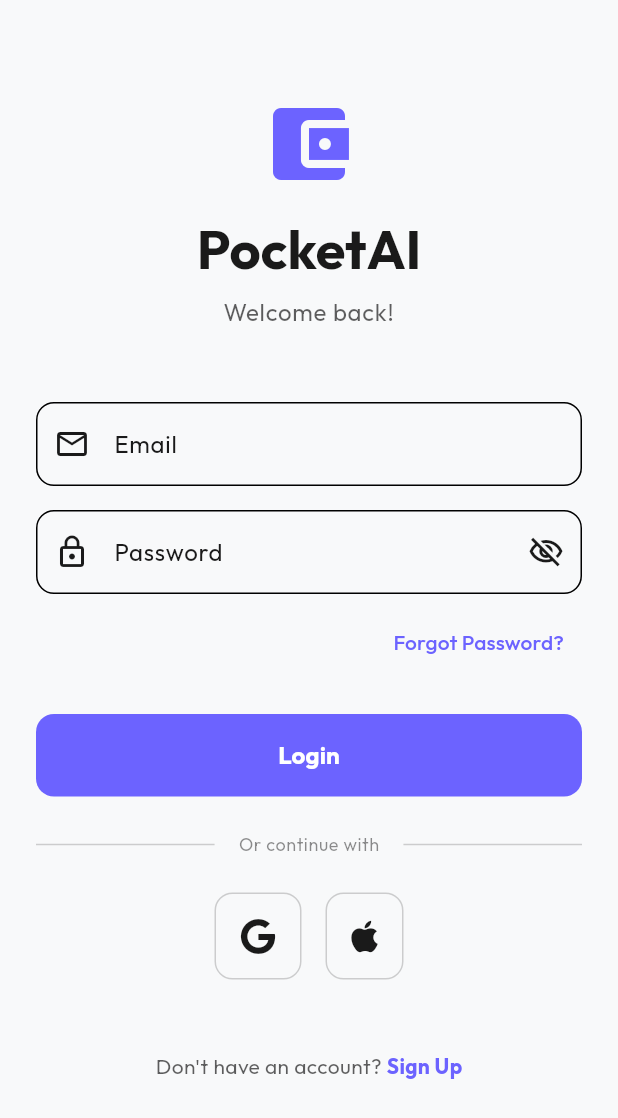
After one commit to BrahimBenzekri/pocketai, a Flutter app: the LoginScreen screen opened directly, on a phone screen of 412 x 824 dp. The commit adds this screen. Shown: the top 1118 px of the screen. Run offline on Flutter 3.47's test engine with Material 3 defaults, Android fonts, the phone set to English and light mode, and no system bars; our stand-ins replace dio, fl_chart, font_awesome_flutter, google_fonts, image_picker; missing offline and left inert: record.

Commit message:
Add login and sign up screens

```diff
--- a/lib/main.dart
+++ b/lib/main.dart
@@ -1,6 +1,6 @@
 import 'package:flutter/material.dart';
+import 'package:pocketai/screens/home_screen.dart';
 import 'package:pocketai/theme/app_theme.dart';
-import 'package:pocketai/widgets/main_navigator.dart';
 
 void main() {
   runApp(const MainApp());
@@ -15,7 +15,7 @@ class MainApp extends StatelessWidget {
       title: 'PocketAI',
       debugShowCheckedModeBanner: false,
       theme: AppTheme.lightTheme,
-      home: const MainNavigator(),
+      home: const HomeScreen(),
     );
   }
 }
--- /dev/null
+++ b/lib/screens/auth/login_screen.dart
@@ -0,0 +1,239 @@
+import 'package:flutter/material.dart';
+import 'package:font_awesome_flutter/font_awesome_flutter.dart';
+import 'package:pocketai/screens/auth/signup_screen.dart';
+import 'package:pocketai/widgets/main_navigator.dart';
+
+class LoginScreen extends StatefulWidget {
+  const LoginScreen({super.key});
+
+  @override
+  State<LoginScreen> createState() => _LoginScreenState();
+}
+
+class _LoginScreenState extends State<LoginScreen> {
+  final _emailController = TextEditingController();
+  final _passwordController = TextEditingController();
+  bool _isPasswordVisible = false;
+
+  @override
+  void dispose() {
+    _emailController.dispose();
+    _passwordController.dispose();
+    super.dispose();
+  }
+
+  void _login() {
+    // For presentation, just navigate to the main app
+    Navigator.pushReplacement(
+      context,
+      MaterialPageRoute(builder: (context) => const MainNavigator()),
+    );
+  }
+
+  @override
+  Widget build(BuildContext context) {
+    final theme = Theme.of(context);
+    return Scaffold(
+      body: SafeArea(
+        child: SingleChildScrollView(
+          padding: const EdgeInsets.all(24.0),
+          child: Column(
+            crossAxisAlignment: CrossAxisAlignment.stretch,
+            children: [
+              const SizedBox(height: 40),
+              // Logo and Title
+              Icon(
+                Icons.account_balance_wallet,
+                size: 64,
+                color: theme.primaryColor,
+              ),
+              const SizedBox(height: 16),
+              Text(
+                'PocketAI',
+                textAlign: TextAlign.center,
+                style: theme.textTheme.displaySmall?.copyWith(
+                  fontWeight: FontWeight.bold,
+                  color: theme.colorScheme.onSurface,
+                ),
+              ),
+              const SizedBox(height: 8),
+              Text(
+                'Welcome back!',
+                textAlign: TextAlign.center,
+                style: theme.textTheme.bodyLarge?.copyWith(
+                  color: theme.colorScheme.onSurface.withValues(alpha: 0.7),
+                ),
+              ),
+              const SizedBox(height: 48),
+
+              // Email Field
+              TextFormField(
+                controller: _emailController,
+                decoration: InputDecoration(
+                  labelText: 'Email',
+                  prefixIcon: const Icon(Icons.email_outlined),
+                  border: OutlineInputBorder(
+                    borderRadius: BorderRadius.circular(12),
+                  ),
+                ),
+              ),
+              const SizedBox(height: 16),
+
+              // Password Field
+              TextFormField(
+                controller: _passwordController,
+                obscureText: !_isPasswordVisible,
+                decoration: InputDecoration(
+                  labelText: 'Password',
+                  prefixIcon: const Icon(Icons.lock_outline),
+                  suffixIcon: IconButton(
+                    icon: Icon(
+                      _isPasswordVisible
+                          ? Icons.visibility_outlined
+                          : Icons.visibility_off_outlined,
+                    ),
+                    onPressed: () {
+                      setState(() {
+                        _isPasswordVisible = !_isPasswordVisible;
+                      });
+                    },
+                  ),
+                  border: OutlineInputBorder(
+                    borderRadius: BorderRadius.circular(12),
+                  ),
+                ),
+              ),
+              const SizedBox(height: 8),
+
+              // Forgot Password
+              Align(
+                alignment: Alignment.centerRight,
+                child: TextButton(
+                  onPressed: () {},
+                  child: const Text('Forgot Password?'),
+                ),
+              ),
+              const SizedBox(height: 24),
+
+              // Login Button
+              FilledButton(
+                onPressed: _login,
+                style: FilledButton.styleFrom(
+                  padding: const EdgeInsets.symmetric(vertical: 16),
+                  shape: RoundedRectangleBorder(
+                    borderRadius: BorderRadius.circular(12),
+                  ),
+                ),
+                child: const Text(
+                  'Login',
+                  style: TextStyle(fontSize: 16, fontWeight: FontWeight.bold),
+                ),
+              ),
+              const SizedBox(height: 24),
+
+              // Social Login
+              Row(
+                children: [
+                  Expanded(
+                    child: Divider(
+                      color: theme.colorScheme.onSurface.withValues(alpha: 0.2),
+                    ),
+                  ),
+                  Padding(
+                    padding: const EdgeInsets.symmetric(horizontal: 16),
+                    child: Text(
+                      'Or continue with',
+                      style: theme.textTheme.bodySmall?.copyWith(
+                        color: theme.colorScheme.onSurface.withValues(alpha: 0.5),
+                      ),
+                    ),
+                  ),
+                  Expanded(
+                    child: Divider(
+                      color: theme.colorScheme.onSurface.withValues(alpha: 0.2),
+                    ),
+                  ),
+                ],
+              ),
+              const SizedBox(height: 24),
+              Row(
+                mainAxisAlignment: MainAxisAlignment.center,
+                children: [
+                  _SocialButton(
+                    icon: FontAwesomeIcons.google,
+                    onTap: () {},
+                  ),
+                  const SizedBox(width: 16),
+                  _SocialButton(
+                    icon: FontAwesomeIcons.apple,
+                    onTap: () {},
+                  ),
+                ],
+              ),
+              const SizedBox(height: 48),
+
+              // Sign Up Link
+              Row(
+                mainAxisAlignment: MainAxisAlignment.center,
+                children: [
+                  Text(
+                    "Don't have an account? ",
+                    style: theme.textTheme.bodyMedium?.copyWith(
+                      color: theme.colorScheme.onSurface.withValues(alpha: 0.7),
+                    ),
+                  ),
+                  GestureDetector(
+                    onTap: () {
+                      Navigator.push(
+                        context,
+                        MaterialPageRoute(
+                          builder: (context) => const SignUpScreen(),
+                        ),
+                      );
+                    },
+                    child: Text(
+                      'Sign Up',
+                      style: theme.textTheme.bodyMedium?.copyWith(
+                        color: theme.primaryColor,
+                        fontWeight: FontWeight.bold,
+                      ),
+                    ),
+                  ),
+                ],
+              ),
+            ],
+          ),
+        ),
+      ),
+    );
+  }
+}
+
+class _SocialButton extends StatelessWidget {
+  final IconData icon;
+  final VoidCallback onTap;
+
+  const _SocialButton({required this.icon, required this.onTap});
+
+  @override
+  Widget build(BuildContext context) {
+    return InkWell(
+      onTap: onTap,
+      borderRadius: BorderRadius.circular(12),
+      child: Container(
+        padding: const EdgeInsets.all(16),
+        decoration: BoxDecoration(
+          border: Border.all(
+            color: Theme.of(context).colorScheme.onSurface.withValues(alpha: 0.2),
+          ),
+          borderRadius: BorderRadius.circular(12),
+        ),
+        child: FaIcon(
+          icon,
+          size: 24,
+          color: Theme.of(context).colorScheme.onSurface,
+        ),
+      ),
+    );
+  }
+}
--- a/lib/screens/home_screen.dart
+++ b/lib/screens/home_screen.dart
@@ -51,7 +51,7 @@ class HomeScreen extends StatelessWidget {
                         ),
                         const SizedBox(height: 4),
                         Text(
-                          '15,230,000 DA',
+                          '5,230,000 DA',
                           style: Theme.of(context).textTheme.headlineLarge
                               ?.copyWith(fontWeight: FontWeight.bold),
                         ),
```
Also changed, not shown: lib/screens/auth/signup_screen.dart (added, +191 -0 lines).
